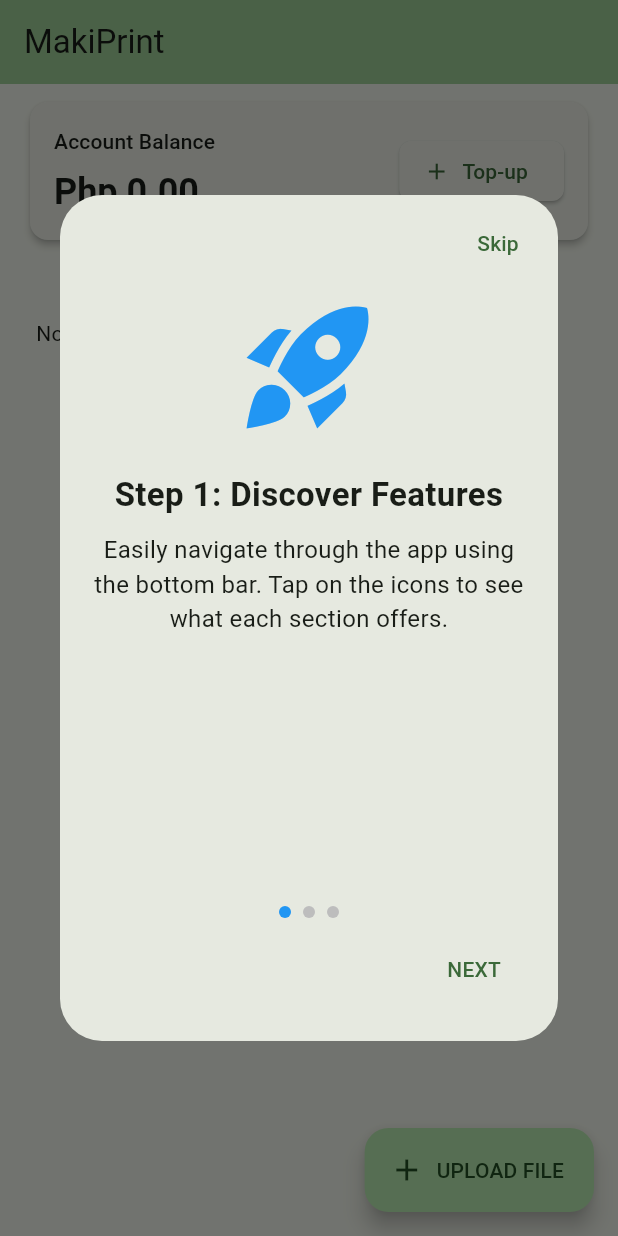
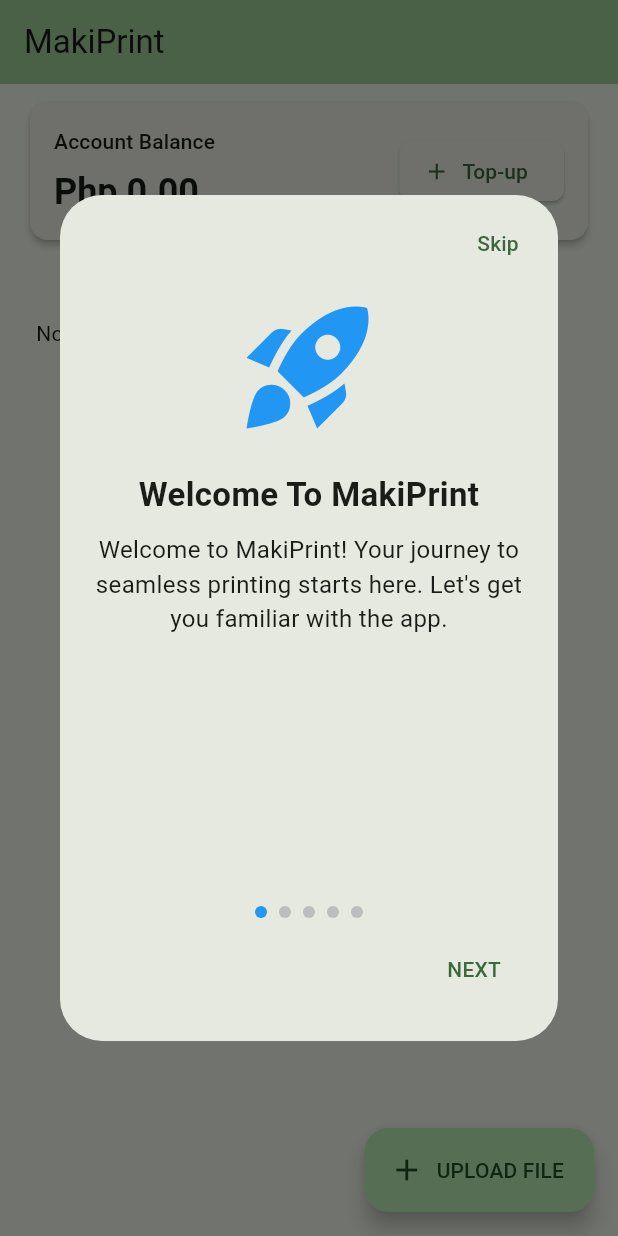
Before and after one commit to Eydriyelll/MakiPrint_Clone, a Flutter app: the screen it shows after launch, on a phone screen of 412 x 824 dp. Run offline on Flutter 3.47's test engine with Material 3 defaults, Android fonts, the phone set to English and light mode, and no system bars; our stand-ins replace file_picker, shared_preferences; missing offline and left inert: mobile_scanner.

Commit message:
further improvements on tutorial_modal.dart

```diff
--- a/makiprint_client/lib/pages/tutorial_modal.dart
+++ b/makiprint_client/lib/pages/tutorial_modal.dart
@@ -54,7 +54,7 @@
 class _TutorialDialogContentState extends State<_TutorialDialogContent> {
   final PageController _pageController = PageController();
   int _currentPage = 0;
-  final int _totalPages = 3;
+  final int _totalPages = 5;
 
   @override
   void initState() {
@@ -136,23 +136,39 @@
               children: <Widget>[
                 // Carousel Item 1
                 _buildTutorialPage(
-                  title: 'Step 1: Discover Features',
+                  title: 'Welcome To MakiPrint',
                   description:
-                      'Easily navigate through the app using the bottom bar. Tap on the icons to see what each section offers.',
+                      'Welcome to MakiPrint! Your journey to seamless printing starts here. Let\'s get you familiar with the app.',
                   imagePlaceholder: Icons.rocket_launch,
                 ),
                 // Carousel Item 2
                 _buildTutorialPage(
-                  title: 'Step 2: Start a Project',
+                  title: 'Upload a File',
                   description:
-                      'Tap the "+" button to begin your first project. All your creations will be saved locally and securely.',
+                      'Tap the "+" button to select the file you would like to print from your phone.',
                   imagePlaceholder: Icons.add_circle_outline,
                 ),
                 // Carousel Item 3
                 _buildTutorialPage(
-                  title: 'Step 3: Personalize Settings',
+                  title: 'Modify Printing Settings',
                   description:
-                      'Go to the profile tab to change your preferences, themes, and manage your account details.',
+                      'Before printing, you can adjust settings like color mode, number of copies, and paper size. Price of the document will update accordingly.',
+                  imagePlaceholder: Icons.settings,
+                ),
+
+                // Carousel Item 4
+                _buildTutorialPage(
+                  title: 'Scan QR',
+                  description:
+                      'When you are ready to print, scan the MakiPrint QR Code on the printer.',
+                  imagePlaceholder: Icons.settings,
+                ),
+
+                // Carousel Item 5
+                _buildTutorialPage(
+                  title: 'Wait for the Document',
+                  description:
+                      'That\'s it! Your document will be printed immediately. ',
                   imagePlaceholder: Icons.settings,
                 ),
               ],
```
